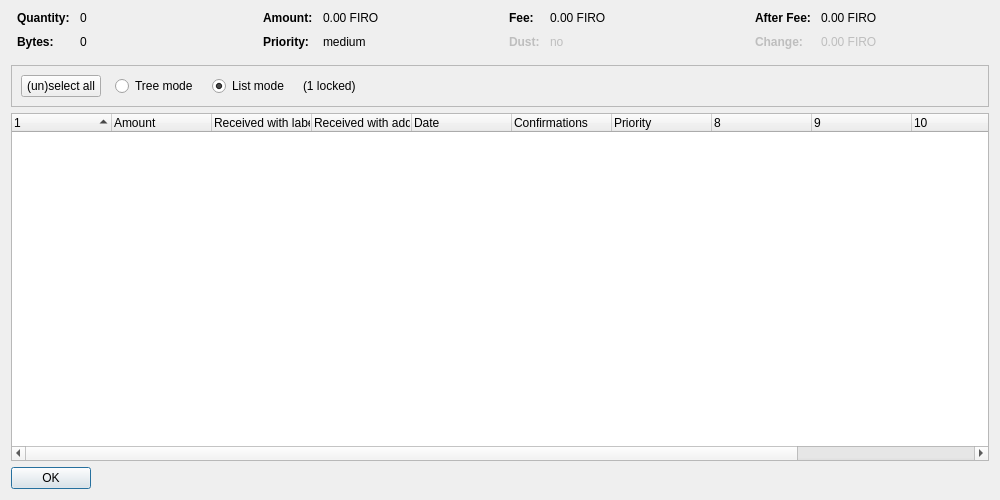
First picture: the form in src/qt/forms/sigmacoincontroldialog.ui, repository firoorg/firo, before the edit.
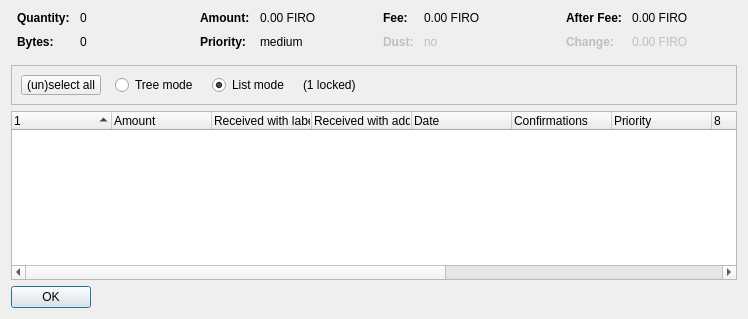
Second picture: the form after the edit. Custom widgets are drawn as their Qt base class.

Diff of the .ui file:
```diff
--- a/src/qt/forms/sigmacoincontroldialog.ui
+++ b/src/qt/forms/sigmacoincontroldialog.ui
@@ -6,8 +6,8 @@
    <rect>
     <x>0</x>
     <y>0</y>
-    <width>1000</width>
-    <height>500</height>
+    <width>748</width>
+    <height>319</height>
    </rect>
   </property>
   <property name="windowTitle">
```
